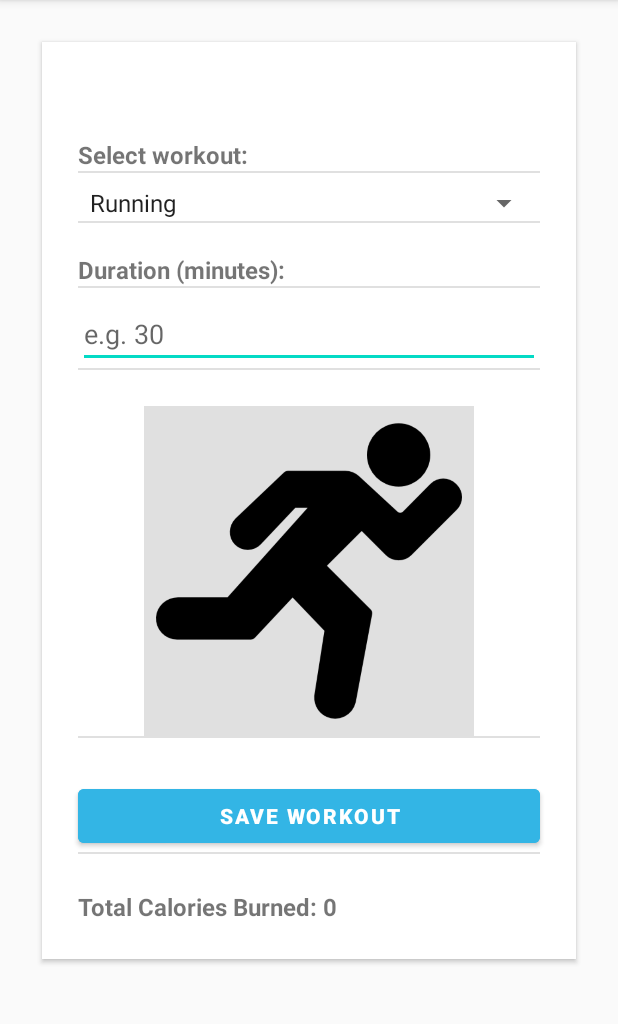
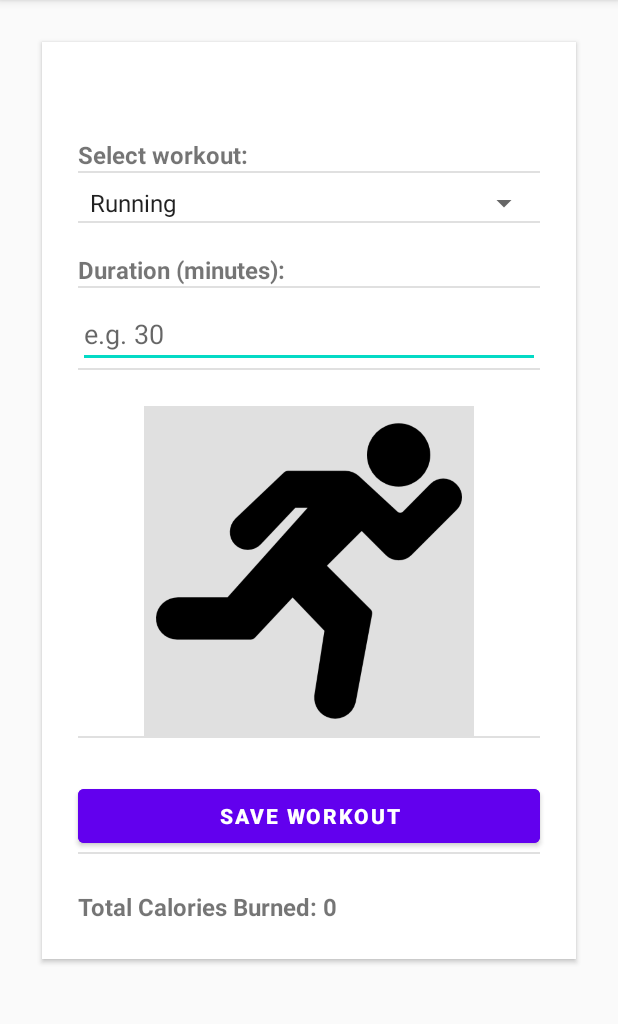
Before and after one commit to AnaMTF/BFit, an Android app: the WorkoutLogActivity screen opened directly, with no data from a screen before it, on a phone screen of 412 x 824 dp, the part 84-1108 px from its top. Run offline under Robolectric (Android 15) with nearby library versions, the phone set to English and light mode, and no system bars; our stand-ins replace Dagger/Hilt's generated code, Room's generated code.

Commit message:
changed buttons color

```diff
--- a/app/src/main/res/layout/fragment_settings.xml
+++ b/app/src/main/res/layout/fragment_settings.xml
@@ -141,7 +141,7 @@
             android:layout_height="wrap_content"
             android:text="Save"
             android:textStyle="bold"
-            android:backgroundTint="@android:color/holo_blue_light"
-            android:textColor="@android:color/white" />
+            android:backgroundTint="@color/purple_500"
+            android:textColor="@color/white" />
     </LinearLayout>
 </ScrollView>
--- a/app/src/main/res/layout/fragment_workout_log.xml
+++ b/app/src/main/res/layout/fragment_workout_log.xml
@@ -67,8 +67,8 @@
             android:text="Save Workout"
             android:textStyle="bold"
             android:layout_marginTop="28dp"
-            android:backgroundTint="@android:color/holo_blue_light"
-            android:textColor="@android:color/white" />
+            android:backgroundTint="@color/purple_500"
+            android:textColor="@color/white" />
 
         <TextView
             android:id="@+id/tvTotalCalories"
```
